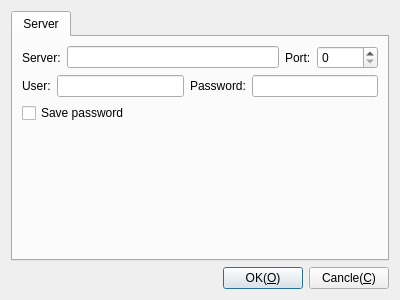
Above: Viewer/Plugins/LibSSH/DlgSettingsSSH.ui from KangLin/RabbitRemoteControl before the change. Below: the same form after it.
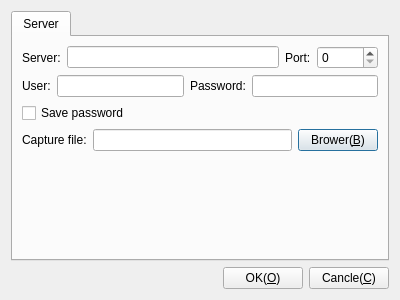
That is the form after the change.

Commit message: LibSSH: add capture file

```diff
--- a/Viewer/Plugins/LibSSH/DlgSettingsSSH.ui
+++ b/Viewer/Plugins/LibSSH/DlgSettingsSSH.ui
@@ -13,7 +13,7 @@
   <property name="windowTitle">
    <string>Set ssh</string>
   </property>
-  <layout class="QGridLayout" name="gridLayout">
+  <layout class="QGridLayout" name="gridLayout_2">
    <item row="0" column="0">
     <widget class="QTabWidget" name="tabWidget">
      <property name="currentIndex">
@@ -23,7 +23,27 @@
       <attribute name="title">
        <string>Server</string>
       </attribute>
-      <layout class="QGridLayout" name="gridLayout_2">
+      <layout class="QGridLayout" name="gridLayout">
+       <item row="4" column="0">
+        <spacer name="verticalSpacer">
+         <property name="orientation">
+          <enum>Qt::Vertical</enum>
+         </property>
+         <property name="sizeHint" stdset="0">
+          <size>
+           <width>20</width>
+           <height>40</height>
+          </size>
+         </property>
+        </spacer>
+       </item>
+       <item row="2" column="0">
+        <widget class="QCheckBox" name="cbSavePassword">
+         <property name="text">
+          <string>Save password</string>
+         </property>
+        </widget>
+       </item>
        <item row="0" column="0">
         <layout class="QHBoxLayout" name="horizontalLayout_2">
          <item>
@@ -81,24 +101,25 @@
         </layout>
        </item>
        <item row="3" column="0">
-        <spacer name="verticalSpacer">
-         <property name="orientation">
-          <enum>Qt::Vertical</enum>
-         </property>
-         <property name="sizeHint" stdset="0">
-          <size>
-           <width>20</width>
-           <height>40</height>
-          </size>
-         </property>
-        </spacer>
-       </item>
-       <item row="2" column="0">
-        <widget class="QCheckBox" name="cbSavePassword">
-         <property name="text">
-          <string>Save password</string>
-         </property>
-        </widget>
+        <layout class="QHBoxLayout" name="horizontalLayout_4">
+         <item>
+          <widget class="QLabel" name="label_5">
+           <property name="text">
+            <string>Capture file:</string>
+           </property>
+          </widget>
+         </item>
+         <item>
+          <widget class="QLineEdit" name="leCapFile"/>
+         </item>
+         <item>
+          <widget class="QPushButton" name="pbCapFileBrower">
+           <property name="text">
+            <string>Brower(&amp;B)</string>
+           </property>
+          </widget>
+         </item>
+        </layout>
        </item>
       </layout>
      </widget>
```
The commit also changes 5 other files.
